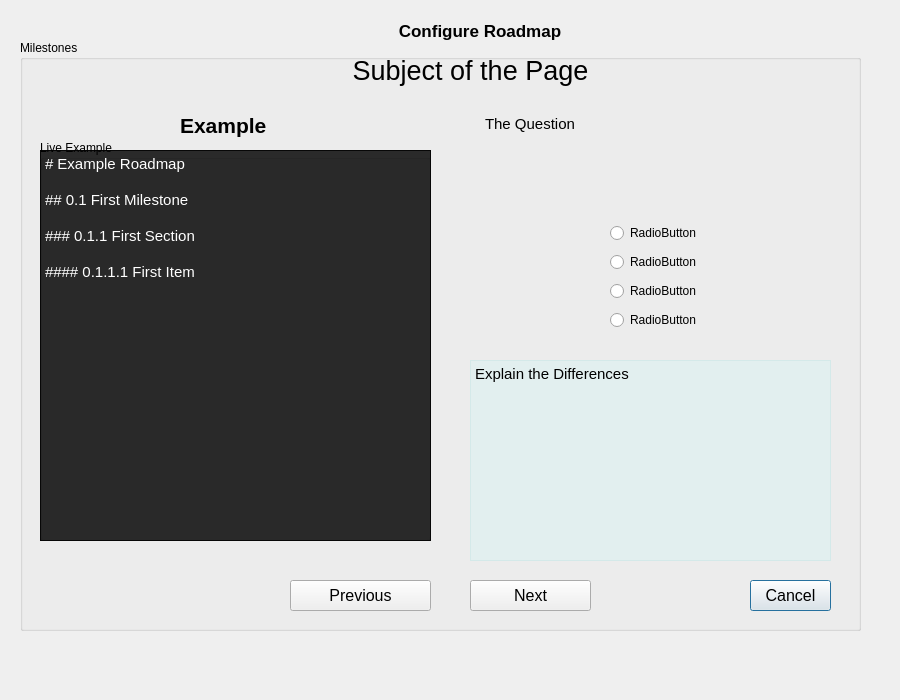
Old version of the form gitmap/gui/structure_dialog.ui in the repository ajr32/GitMap.
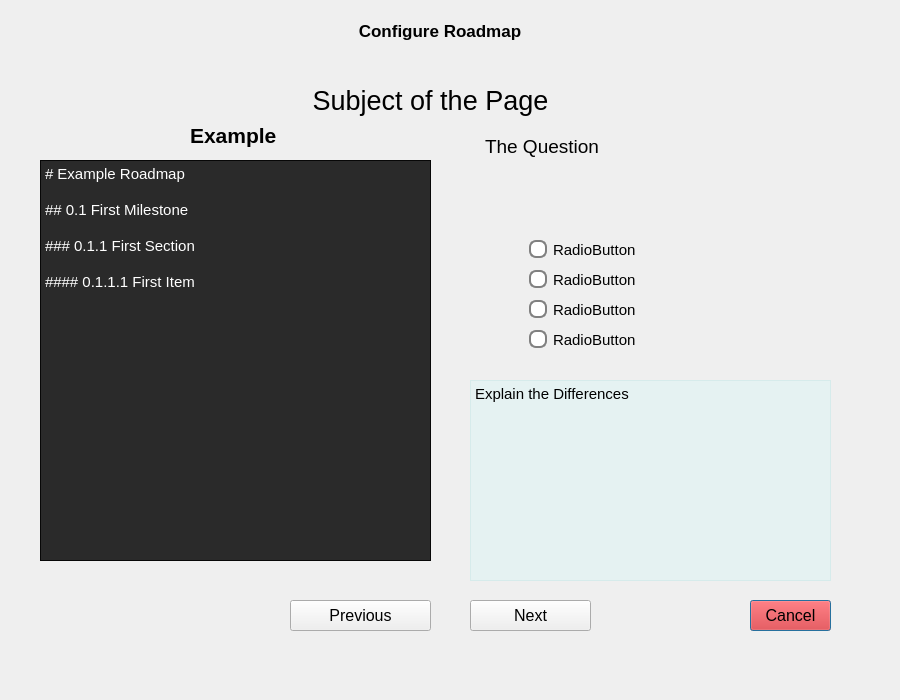
New version of the form.

Patch:
```diff
--- a/gitmap/gui/structure_dialog.ui
+++ b/gitmap/gui/structure_dialog.ui
@@ -16,7 +16,7 @@
   <widget class="QLabel" name="label">
    <property name="geometry">
     <rect>
-     <x>380</x>
+     <x>340</x>
      <y>10</y>
      <width>200</width>
      <height>41</height>
@@ -39,13 +39,18 @@
    <property name="geometry">
     <rect>
      <x>20</x>
-     <y>40</y>
+     <y>60</y>
      <width>841</width>
      <height>591</height>
     </rect>
    </property>
+   <property name="styleSheet">
+    <string notr="true">QGroupBox {
+    border: none;
+}</string>
+   </property>
    <property name="title">
-    <string>Milestones</string>
+    <string/>
    </property>
    <widget class="QGroupBox" name="example_group">
     <property name="geometry">
@@ -57,15 +62,15 @@
      </rect>
     </property>
     <property name="title">
-     <string>Live Example</string>
+     <string/>
     </property>
     <widget class="QPlainTextEdit" name="structure_example">
      <property name="geometry">
       <rect>
        <x>0</x>
-       <y>10</y>
+       <y>0</y>
        <width>391</width>
-       <height>391</height>
+       <height>401</height>
       </rect>
      </property>
      <property name="font">
@@ -105,6 +110,9 @@
       <pointsize>12</pointsize>
      </font>
     </property>
+    <property name="styleSheet">
+     <string notr="true">background-color: rgba(255, 0, 0, 30);</string>
+    </property>
     <property name="text">
      <string>Cancel</string>
     </property>
@@ -172,8 +180,8 @@
    <widget class="QLabel" name="label_2">
     <property name="geometry">
      <rect>
-      <x>160</x>
-      <y>70</y>
+      <x>170</x>
+      <y>60</y>
       <width>91</width>
       <height>31</height>
      </rect>
@@ -191,8 +199,8 @@
    <widget class="QLabel" name="label_3">
     <property name="geometry">
      <rect>
-      <x>330</x>
-      <y>-10</y>
+      <x>290</x>
+      <y>0</y>
       <width>241</width>
       <height>81</height>
      </rect>
@@ -223,7 +231,7 @@
     </property>
     <property name="font">
      <font>
-      <pointsize>11</pointsize>
+      <pointsize>14</pointsize>
      </font>
     </property>
     <property name="styleSheet">
@@ -245,39 +253,136 @@
      <string>The Question</string>
     </property>
    </widget>
-   <widget class="QWidget" name="">
+   <widget class="QWidget" name="layoutWidget">
     <property name="geometry">
      <rect>
-      <x>590</x>
-      <y>180</y>
-      <width>100</width>
-      <height>116</height>
+      <x>509</x>
+      <y>175</y>
+      <width>251</width>
+      <height>121</height>
      </rect>
     </property>
-    <layout class="QVBoxLayout" name="verticalLayout_2">
+    <layout class="QVBoxLayout" name="Buttons">
+     <property name="sizeConstraint">
+      <enum>QLayout::SizeConstraint::SetNoConstraint</enum>
+     </property>
      <item>
-      <widget class="QRadioButton" name="radioButton_2">
+      <widget class="QRadioButton" name="Button1">
+       <property name="sizePolicy">
+        <sizepolicy hsizetype="Expanding" vsizetype="Fixed">
+         <horstretch>0</horstretch>
+         <verstretch>0</verstretch>
+        </sizepolicy>
+       </property>
+       <property name="font">
+        <font>
+         <pointsize>11</pointsize>
+        </font>
+       </property>
+       <property name="styleSheet">
+        <string notr="true">QRadioButton::indicator:unchecked {
+    background-color: #ffffff;
+    border: 2px solid #808080;
+    border-radius: 7px;
+    width: 14px;
+    height: 14px;
+}
+
+QRadioButton::indicator:checked {
+    background-color: #000000;
+    border: 2px solid #808080;
+    border-radius: 7px;
+    width: 14px;
+    height: 14px;
+}</string>
+       </property>
        <property name="text">
         <string>RadioButton</string>
        </property>
       </widget>
      </item>
      <item>
-      <widget class="QRadioButton" name="radioButton">
+      <widget class="QRadioButton" name="Button2">
+       <property name="font">
+        <font>
+         <pointsize>11</pointsize>
+        </font>
+       </property>
+       <property name="styleSheet">
+        <string notr="true">QRadioButton::indicator:unchecked {
+    background-color: #ffffff;
+    border: 2px solid #808080;
+    border-radius: 7px;
+    width: 14px;
+    height: 14px;
+}
+
+QRadioButton::indicator:checked {
+    background-color: #000000;
+    border: 2px solid #808080;
+    border-radius: 7px;
+    width: 14px;
+    height: 14px;
+}</string>
+       </property>
        <property name="text">
         <string>RadioButton</string>
        </property>
       </widget>
      </item>
      <item>
-      <widget class="QRadioButton" name="radioButton_4">
+      <widget class="QRadioButton" name="Button3">
+       <property name="font">
+        <font>
+         <pointsize>11</pointsize>
+        </font>
+       </property>
+       <property name="styleSheet">
+        <string notr="true">QRadioButton::indicator:unchecked {
+    background-color: #ffffff;
+    border: 2px solid #808080;
+    border-radius: 7px;
+    width: 14px;
+    height: 14px;
+}
+
+QRadioButton::indicator:checked {
+    background-color: #000000;
+    border: 2px solid #808080;
+    border-radius: 7px;
+    width: 14px;
+    height: 14px;
+}</string>
+       </property>
        <property name="text">
         <string>RadioButton</string>
        </property>
       </widget>
      </item>
      <item>
-      <widget class="QRadioButton" name="radioButton_3">
+      <widget class="QRadioButton" name="Button4">
+       <property name="font">
+        <font>
+         <pointsize>11</pointsize>
+        </font>
+       </property>
+       <property name="styleSheet">
+        <string notr="true">QRadioButton::indicator:unchecked {
+    background-color: #ffffff;
+    border: 2px solid #808080;
+    border-radius: 7px;
+    width: 14px;
+    height: 14px;
+}
+
+QRadioButton::indicator:checked {
+    background-color: #000000;
+    border: 2px solid #808080;
+    border-radius: 7px;
+    width: 14px;
+    height: 14px;
+}</string>
+       </property>
        <property name="text">
         <string>RadioButton</string>
        </property>
```
Left out of the diff: 12 changed lines with no effect on the pictures.
